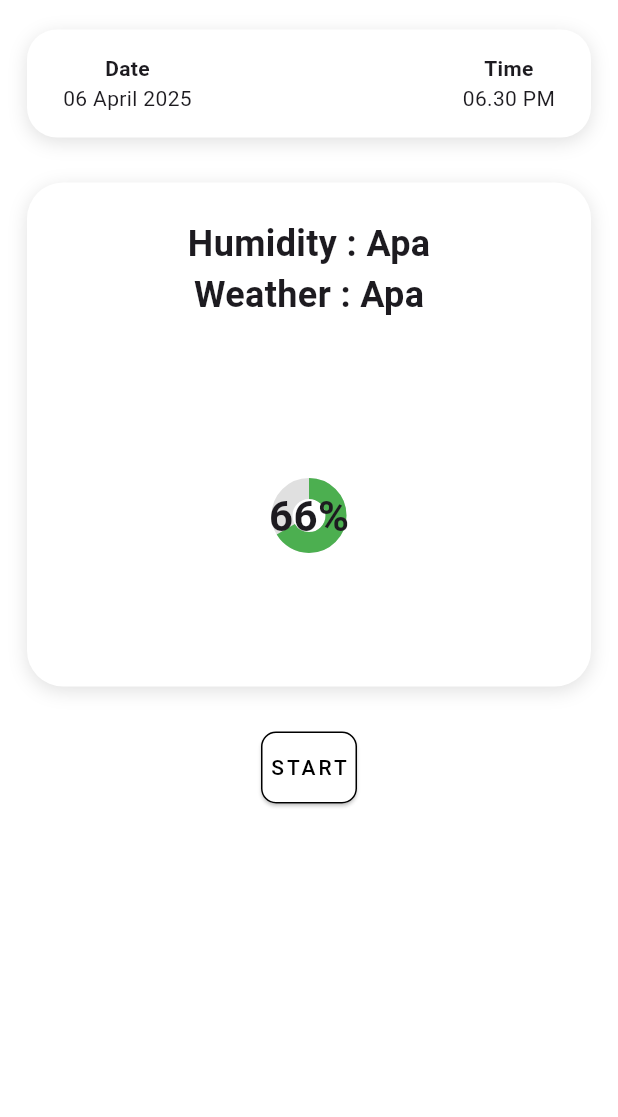
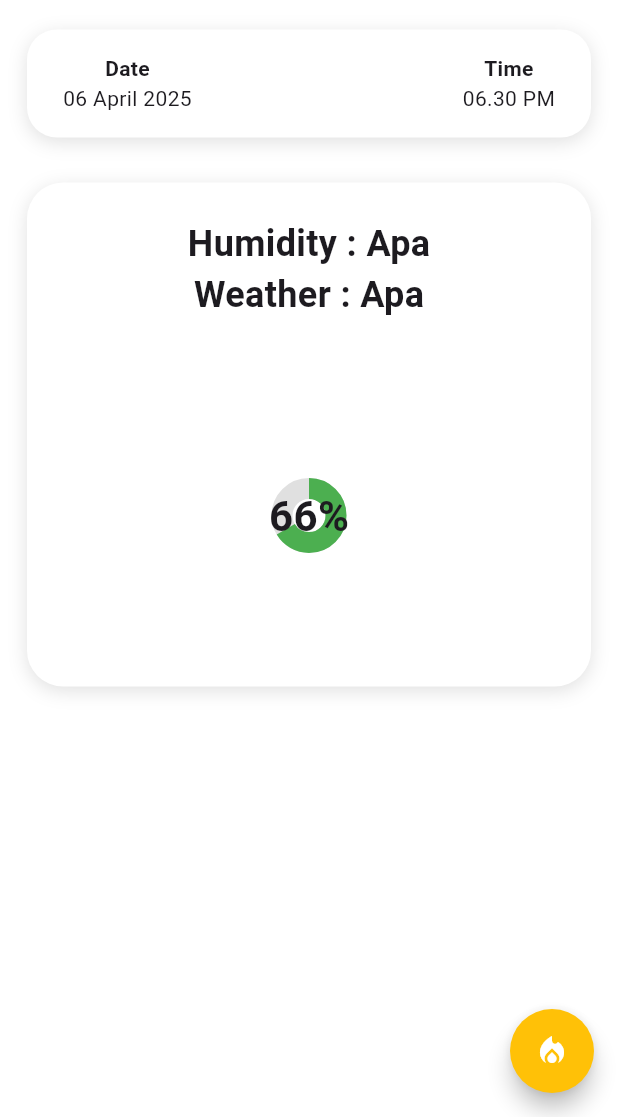
Before and after one commit to TwoTapz/FirePlace, a Flutter app: the MainScreenPage screen opened directly, on a phone screen of 412 x 824 dp, the part 119-1236 px from its top. Run offline on Flutter 3.47's test engine with Material 3 defaults, Android fonts, the phone set to English and light mode, and no system bars; our stand-ins replace flutter_dotenv, geocoding, geolocator, google_maps_flutter.

Commit message:
Changed GPS Button Adjusted map to satellite

```diff
--- a/lib/screens/MainScreenPage.dart
+++ b/lib/screens/MainScreenPage.dart
@@ -159,36 +159,22 @@ Future<void> _getCurrentLocation() async {
                   ],
                 )
               ),
-
-              const SizedBox(height: 30),
-
-              Positioned(
-              bottom: 30,
-              left: 30,
-              right: 30,
-              child: ElevatedButton(
-                style: ElevatedButton.styleFrom(
-                  backgroundColor: Colors.white,
-                  foregroundColor: Colors.black,
-                  side: const BorderSide(color: Colors.black),
-                  shape: RoundedRectangleBorder(
-                    borderRadius: BorderRadius.circular(10),
-                  ),
-                  padding: const EdgeInsets.symmetric(vertical: 14),
-                ),
-                onPressed: () {
-                  Navigator.push(
-                    context,
-                    MaterialPageRoute(builder: (context) => const MapPage()),
-                  );
-                },
-                child: const Text('START', style: TextStyle(letterSpacing: 2)),
-              ),
-            )
             ],
           ),
         ),
       ),
+      floatingActionButton: FloatingActionButton(
+        onPressed: () {
+          Navigator.push(
+            context,
+            MaterialPageRoute(builder: (context) => const MapPage()),
+          );
+        },
+        foregroundColor: Colors.white,
+        backgroundColor: Colors.amber,
+        shape: CircleBorder(),
+        child: const Icon(Icons.local_fire_department),
+      ),
     );
   }
 }
```
Also changed, not shown: lib/screens/MapPage.dart (+45 -3 lines).
